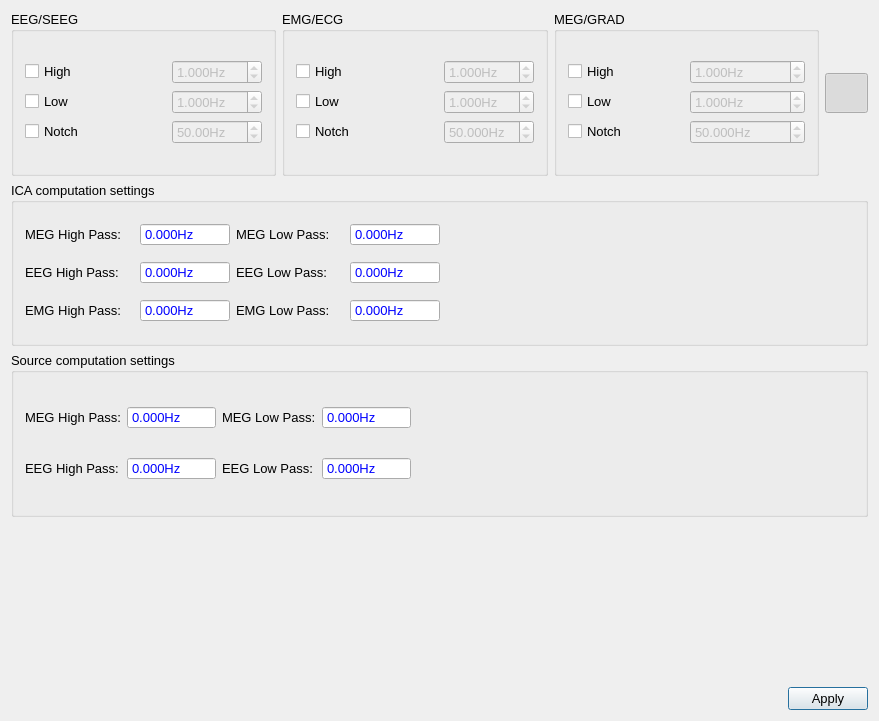
HIP-infrastructure/anywave-code, file src/AnyWave/Filter/AwFilterSettings.ui: the form before one commit.
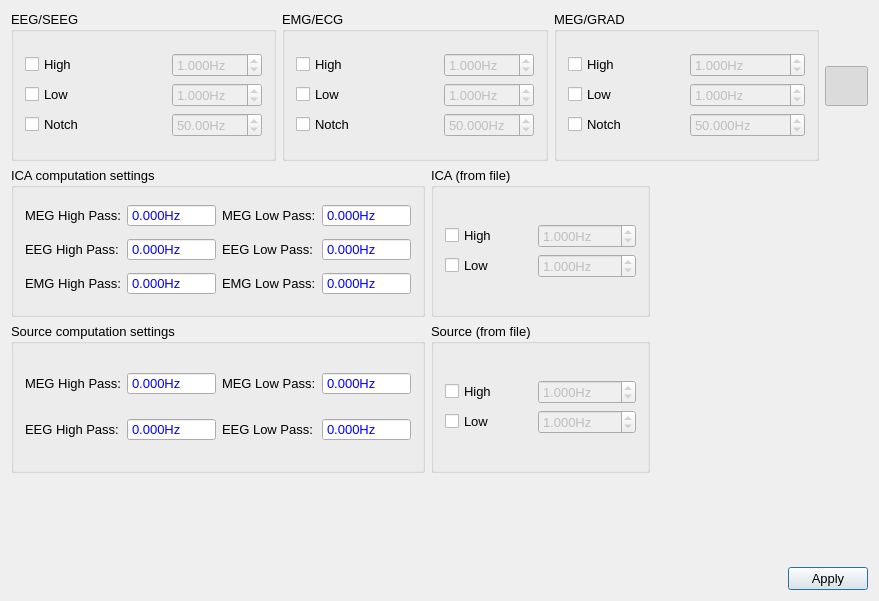
The form after the commit. Icons and pictures are not drawn.

```diff
--- a/src/AnyWave/Filter/AwFilterSettings.ui
+++ b/src/AnyWave/Filter/AwFilterSettings.ui
@@ -7,7 +7,7 @@
     <x>0</x>
     <y>0</y>
     <width>879</width>
-    <height>721</height>
+    <height>601</height>
    </rect>
   </property>
   <property name="minimumSize">
@@ -35,9 +35,12 @@
    <iconset>
     <normaloff>:/images/AnyWave_logo.jpg</normaloff>:/images/AnyWave_logo.jpg</iconset>
   </property>
-  <layout class="QVBoxLayout" name="verticalLayout_4">
+  <layout class="QVBoxLayout" name="verticalLayout_6">
    <item>
     <layout class="QHBoxLayout" name="horizontalLayout_2">
+     <property name="sizeConstraint">
+      <enum>QLayout::SetMinimumSize</enum>
+     </property>
      <item>
       <widget class="QGroupBox" name="groupBox_2">
        <property name="sizePolicy">
@@ -551,6 +554,8 @@
     </layout>
    </item>
    <item>
+    <layout class="QHBoxLayout" name="horizontalLayout_5">
+     <item>
     <widget class="QGroupBox" name="groupICA">
      <property name="sizePolicy">
       <sizepolicy hsizetype="Expanding" vsizetype="Expanding">
@@ -570,47 +575,7 @@
      <layout class="QHBoxLayout" name="horizontalLayout_3">
       <item>
        <layout class="QGridLayout" name="gridLayout_4">
-        <item row="2" column="1">
-         <widget class="QDoubleSpinBox" name="spICAEMGHP">
-          <property name="sizePolicy">
-           <sizepolicy hsizetype="Expanding" vsizetype="Fixed">
-            <horstretch>0</horstretch>
-            <verstretch>0</verstretch>
-           </sizepolicy>
-          </property>
-          <property name="minimumSize">
-           <size>
-            <width>50</width>
-            <height>20</height>
-           </size>
-          </property>
-          <property name="maximumSize">
-           <size>
-            <width>90</width>
-            <height>16777215</height>
-           </size>
-          </property>
-          <property name="styleSheet">
-           <string notr="true">color: blue;</string>
-          </property>
-          <property name="readOnly">
-           <bool>true</bool>
-          </property>
-          <property name="buttonSymbols">
-           <enum>QAbstractSpinBox::NoButtons</enum>
-          </property>
-          <property name="suffix">
-           <string>Hz</string>
-          </property>
-          <property name="decimals">
-           <number>3</number>
-          </property>
-          <property name="maximum">
-           <double>10000.000000000000000</double>
-          </property>
-         </widget>
-        </item>
-        <item row="1" column="1">
+          <item row="1" column="2">
          <widget class="QDoubleSpinBox" name="spICAEEGHP">
           <property name="sizePolicy">
            <sizepolicy hsizetype="Expanding" vsizetype="Fixed">
@@ -650,47 +615,7 @@
           </property>
          </widget>
         </item>
-        <item row="0" column="1">
-         <widget class="QDoubleSpinBox" name="spICAMEGHP">
-          <property name="sizePolicy">
-           <sizepolicy hsizetype="Expanding" vsizetype="Fixed">
-            <horstretch>0</horstretch>
-            <verstretch>0</verstretch>
-           </sizepolicy>
-          </property>
-          <property name="minimumSize">
-           <size>
-            <width>50</width>
-            <height>20</height>
-           </size>
-          </property>
-          <property name="maximumSize">
-           <size>
-            <width>90</width>
-            <height>16777215</height>
-           </size>
-          </property>
-          <property name="styleSheet">
-           <string notr="true">color: blue;</string>
-          </property>
-          <property name="readOnly">
-           <bool>true</bool>
-          </property>
-          <property name="buttonSymbols">
-           <enum>QAbstractSpinBox::NoButtons</enum>
-          </property>
-          <property name="suffix">
-           <string>Hz</string>
-          </property>
-          <property name="decimals">
-           <number>3</number>
-          </property>
-          <property name="maximum">
-           <double>10000.000000000000000</double>
-          </property>
-         </widget>
-        </item>
-        <item row="1" column="0">
+          <item row="1" column="1">
          <widget class="QLabel" name="labelEEGHP">
           <property name="sizePolicy">
            <sizepolicy hsizetype="Preferred" vsizetype="Fixed">
@@ -703,7 +628,100 @@
           </property>
          </widget>
         </item>
-        <item row="2" column="0">
+          <item row="2" column="2">
+           <widget class="QDoubleSpinBox" name="spICAEMGHP">
+            <property name="sizePolicy">
+             <sizepolicy hsizetype="Expanding" vsizetype="Fixed">
+              <horstretch>0</horstretch>
+              <verstretch>0</verstretch>
+             </sizepolicy>
+            </property>
+            <property name="minimumSize">
+             <size>
+              <width>50</width>
+              <height>20</height>
+             </size>
+            </property>
+            <property name="maximumSize">
+             <size>
+              <width>90</width>
+              <height>16777215</height>
+             </size>
+            </property>
+            <property name="styleSheet">
+             <string notr="true">color: blue;</string>
+            </property>
+            <property name="readOnly">
+             <bool>true</bool>
+            </property>
+            <property name="buttonSymbols">
+             <enum>QAbstractSpinBox::NoButtons</enum>
+            </property>
+            <property name="suffix">
+             <string>Hz</string>
+            </property>
+            <property name="decimals">
+             <number>3</number>
+            </property>
+            <property name="maximum">
+             <double>10000.000000000000000</double>
+            </property>
+           </widget>
+          </item>
+          <item row="0" column="1">
+           <widget class="QLabel" name="labelMEGHP">
+            <property name="sizePolicy">
+             <sizepolicy hsizetype="Preferred" vsizetype="Fixed">
+              <horstretch>0</horstretch>
+              <verstretch>0</verstretch>
+             </sizepolicy>
+            </property>
+            <property name="text">
+             <string>MEG High Pass:</string>
+            </property>
+           </widget>
+          </item>
+          <item row="0" column="2">
+           <widget class="QDoubleSpinBox" name="spICAMEGHP">
+            <property name="sizePolicy">
+             <sizepolicy hsizetype="Expanding" vsizetype="Fixed">
+              <horstretch>0</horstretch>
+              <verstretch>0</verstretch>
+             </sizepolicy>
+            </property>
+            <property name="minimumSize">
+             <size>
+              <width>50</width>
+              <height>20</height>
+             </size>
+            </property>
+            <property name="maximumSize">
+             <size>
+              <width>90</width>
+              <height>16777215</height>
+             </size>
+            </property>
+            <property name="styleSheet">
+             <string notr="true">color: blue;</string>
+            </property>
+            <property name="readOnly">
+             <bool>true</bool>
+            </property>
+            <property name="buttonSymbols">
+             <enum>QAbstractSpinBox::NoButtons</enum>
+            </property>
+            <property name="suffix">
+             <string>Hz</string>
+            </property>
+            <property name="decimals">
+             <number>3</number>
+            </property>
+            <property name="maximum">
+             <double>10000.000000000000000</double>
+            </property>
+           </widget>
+          </item>
+          <item row="2" column="1">
          <widget class="QLabel" name="labelEMGHP">
           <property name="sizePolicy">
            <sizepolicy hsizetype="Preferred" vsizetype="Fixed">
@@ -716,20 +734,7 @@
           </property>
          </widget>
         </item>
-        <item row="0" column="0">
-         <widget class="QLabel" name="labelMEGHP">
-          <property name="sizePolicy">
-           <sizepolicy hsizetype="Preferred" vsizetype="Fixed">
-            <horstretch>0</horstretch>
-            <verstretch>0</verstretch>
-           </sizepolicy>
-          </property>
-          <property name="text">
-           <string>MEG High Pass:</string>
-          </property>
-         </widget>
-        </item>
-        <item row="0" column="2">
+          <item row="0" column="3">
          <widget class="QLabel" name="labelMEGLP">
           <property name="sizePolicy">
            <sizepolicy hsizetype="Preferred" vsizetype="Fixed">
@@ -742,7 +747,7 @@
           </property>
          </widget>
         </item>
-        <item row="1" column="2">
+          <item row="1" column="3">
          <widget class="QLabel" name="labelEEGLP">
           <property name="sizePolicy">
            <sizepolicy hsizetype="Preferred" vsizetype="Fixed">
@@ -755,7 +760,7 @@
           </property>
          </widget>
         </item>
-        <item row="2" column="2">
+          <item row="2" column="3">
          <widget class="QLabel" name="labelEMGLP">
           <property name="sizePolicy">
            <sizepolicy hsizetype="Preferred" vsizetype="Fixed">
@@ -768,7 +773,7 @@
           </property>
          </widget>
         </item>
-        <item row="0" column="3">
+          <item row="0" column="4">
          <widget class="QDoubleSpinBox" name="spICAMEGLP">
           <property name="sizePolicy">
            <sizepolicy hsizetype="Expanding" vsizetype="Preferred">
@@ -808,7 +813,7 @@
           </property>
          </widget>
         </item>
-        <item row="1" column="3">
+          <item row="1" column="4">
          <widget class="QDoubleSpinBox" name="spICAEEGLP">
           <property name="sizePolicy">
            <sizepolicy hsizetype="Expanding" vsizetype="Fixed">
@@ -848,7 +853,7 @@
           </property>
          </widget>
         </item>
-        <item row="2" column="3">
+          <item row="2" column="4">
          <widget class="QDoubleSpinBox" name="spICAEMGLP">
           <property name="sizePolicy">
            <sizepolicy hsizetype="Expanding" vsizetype="Fixed">
@@ -890,6 +895,116 @@
         </item>
        </layout>
       </item>
+       </layout>
+      </widget>
+     </item>
+     <item>
+      <widget class="QGroupBox" name="groupICAFile">
+       <property name="sizePolicy">
+        <sizepolicy hsizetype="Expanding" vsizetype="Expanding">
+         <horstretch>0</horstretch>
+         <verstretch>0</verstretch>
+        </sizepolicy>
+       </property>
+       <property name="minimumSize">
+        <size>
+         <width>150</width>
+         <height>150</height>
+        </size>
+       </property>
+       <property name="title">
+        <string>ICA (from file)</string>
+       </property>
+       <layout class="QVBoxLayout" name="verticalLayout_4">
+        <item>
+         <layout class="QGridLayout" name="gridLayout_6">
+          <item row="1" column="0">
+           <widget class="QCheckBox" name="checkICALP">
+            <property name="sizePolicy">
+             <sizepolicy hsizetype="Preferred" vsizetype="Fixed">
+              <horstretch>0</horstretch>
+              <verstretch>0</verstretch>
+             </sizepolicy>
+            </property>
+            <property name="text">
+             <string>Low</string>
+            </property>
+           </widget>
+          </item>
+          <item row="1" column="1">
+           <widget class="QDoubleSpinBox" name="spICALP">
+            <property name="enabled">
+             <bool>false</bool>
+            </property>
+            <property name="sizePolicy">
+             <sizepolicy hsizetype="Preferred" vsizetype="Fixed">
+              <horstretch>0</horstretch>
+              <verstretch>0</verstretch>
+             </sizepolicy>
+            </property>
+            <property name="suffix">
+             <string>Hz</string>
+            </property>
+            <property name="decimals">
+             <number>3</number>
+            </property>
+            <property name="minimum">
+             <double>0.001000000000000</double>
+            </property>
+            <property name="maximum">
+             <double>1000.000000000000000</double>
+            </property>
+            <property name="value">
+             <double>1.000000000000000</double>
+            </property>
+           </widget>
+          </item>
+          <item row="0" column="0">
+           <widget class="QCheckBox" name="checkICAHP">
+            <property name="sizePolicy">
+             <sizepolicy hsizetype="Preferred" vsizetype="Fixed">
+              <horstretch>0</horstretch>
+              <verstretch>0</verstretch>
+             </sizepolicy>
+            </property>
+            <property name="text">
+             <string>High</string>
+            </property>
+           </widget>
+          </item>
+          <item row="0" column="1">
+           <widget class="QDoubleSpinBox" name="spICAHP">
+            <property name="enabled">
+             <bool>false</bool>
+            </property>
+            <property name="sizePolicy">
+             <sizepolicy hsizetype="Preferred" vsizetype="Fixed">
+              <horstretch>0</horstretch>
+              <verstretch>0</verstretch>
+             </sizepolicy>
+            </property>
+            <property name="suffix">
+             <string>Hz</string>
+            </property>
+            <property name="decimals">
+             <number>3</number>
+            </property>
+            <property name="minimum">
+             <double>0.001000000000000</double>
+            </property>
+            <property name="maximum">
+             <double>1000.000000000000000</double>
+            </property>
+            <property name="value">
+             <double>1.000000000000000</double>
+            </property>
+           </widget>
+          </item>
+         </layout>
+        </item>
+       </layout>
+      </widget>
+     </item>
       <item>
        <spacer name="horizontalSpacer">
         <property name="orientation">
@@ -897,15 +1012,16 @@
         </property>
         <property name="sizeHint" stdset="0">
          <size>
-          <width>414</width>
+         <width>40</width>
           <height>20</height>
          </size>
         </property>
        </spacer>
       </item>
      </layout>
-    </widget>
    </item>
+   <item>
+    <layout class="QHBoxLayout" name="horizontalLayout_6">
    <item>
     <widget class="QGroupBox" name="groupSource">
      <property name="sizePolicy">
@@ -1068,6 +1184,116 @@
         </item>
        </layout>
       </item>
+       </layout>
+      </widget>
+     </item>
+     <item>
+      <widget class="QGroupBox" name="groupSourceFile">
+       <property name="sizePolicy">
+        <sizepolicy hsizetype="Expanding" vsizetype="Expanding">
+         <horstretch>0</horstretch>
+         <verstretch>0</verstretch>
+        </sizepolicy>
+       </property>
+       <property name="minimumSize">
+        <size>
+         <width>150</width>
+         <height>150</height>
+        </size>
+       </property>
+       <property name="title">
+        <string>Source (from file)</string>
+       </property>
+       <layout class="QVBoxLayout" name="verticalLayout_5">
+        <item>
+         <layout class="QGridLayout" name="gridLayout_7">
+          <item row="1" column="1">
+           <widget class="QDoubleSpinBox" name="spSourceLP">
+            <property name="enabled">
+             <bool>false</bool>
+            </property>
+            <property name="sizePolicy">
+             <sizepolicy hsizetype="Preferred" vsizetype="Fixed">
+              <horstretch>0</horstretch>
+              <verstretch>0</verstretch>
+             </sizepolicy>
+            </property>
+            <property name="suffix">
+             <string>Hz</string>
+            </property>
+            <property name="decimals">
+             <number>3</number>
+            </property>
+            <property name="minimum">
+             <double>0.001000000000000</double>
+            </property>
+            <property name="maximum">
+             <double>1000.000000000000000</double>
+            </property>
+            <property name="value">
+             <double>1.000000000000000</double>
+            </property>
+           </widget>
+          </item>
+          <item row="0" column="1">
+           <widget class="QDoubleSpinBox" name="spSourceHP">
+            <property name="enabled">
+             <bool>false</bool>
+            </property>
+            <property name="sizePolicy">
+             <sizepolicy hsizetype="Preferred" vsizetype="Fixed">
+              <horstretch>0</horstretch>
+              <verstretch>0</verstretch>
+             </sizepolicy>
+            </property>
+            <property name="suffix">
+             <string>Hz</string>
+            </property>
+            <property name="decimals">
+             <number>3</number>
+            </property>
+            <property name="minimum">
+             <double>0.001000000000000</double>
+            </property>
+            <property name="maximum">
+             <double>1000.000000000000000</double>
+            </property>
+            <property name="value">
+             <double>1.000000000000000</double>
+            </property>
+           </widget>
+          </item>
+          <item row="1" column="0">
+           <widget class="QCheckBox" name="checkSourceLP">
+            <property name="sizePolicy">
+             <sizepolicy hsizetype="Preferred" vsizetype="Fixed">
+              <horstretch>0</horstretch>
+              <verstretch>0</verstretch>
+             </sizepolicy>
+            </property>
+            <property name="text">
+             <string>Low</string>
+            </property>
+           </widget>
+          </item>
+          <item row="0" column="0">
+           <widget class="QCheckBox" name="checkSourceHP">
+            <property name="sizePolicy">
+             <sizepolicy hsizetype="Preferred" vsizetype="Fixed">
+              <horstretch>0</horstretch>
+              <verstretch>0</verstretch>
+             </sizepolicy>
+            </property>
+            <property name="text">
+             <string>High</string>
+            </property>
+           </widget>
+          </item>
+         </layout>
+        </item>
+       </layout>
+      </widget>
+     </item>
       <item>
        <spacer name="horizontalSpacer_3">
         <property name="orientation">
@@ -1075,14 +1301,13 @@
         </property>
         <property name="sizeHint" stdset="0">
          <size>
-          <width>462</width>
+         <width>40</width>
           <height>20</height>
          </size>
         </property>
        </spacer>
       </item>
      </layout>
-    </widget>
    </item>
    <item>
     <spacer name="verticalSpacer_4">
```
Left out of the diff: 138 changed lines with no effect on the pictures. Lines whose indentation alone changed are shown as unchanged.
